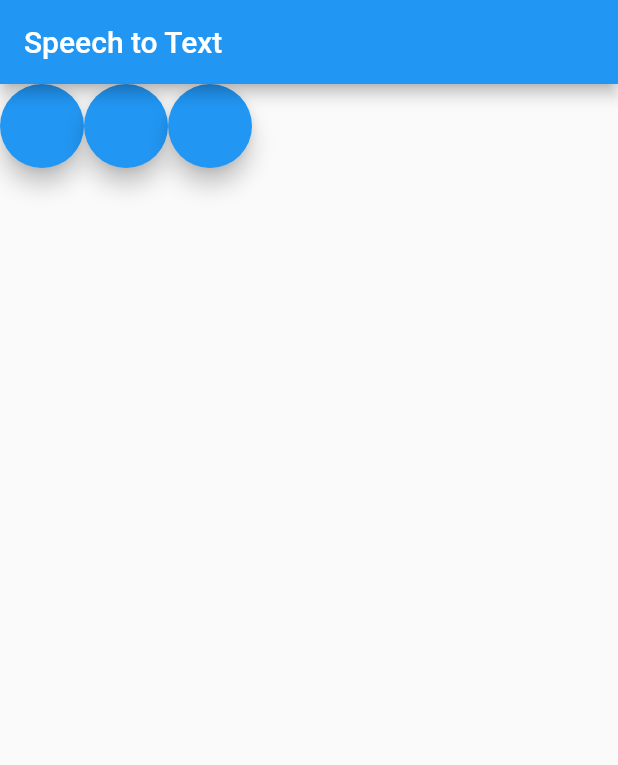
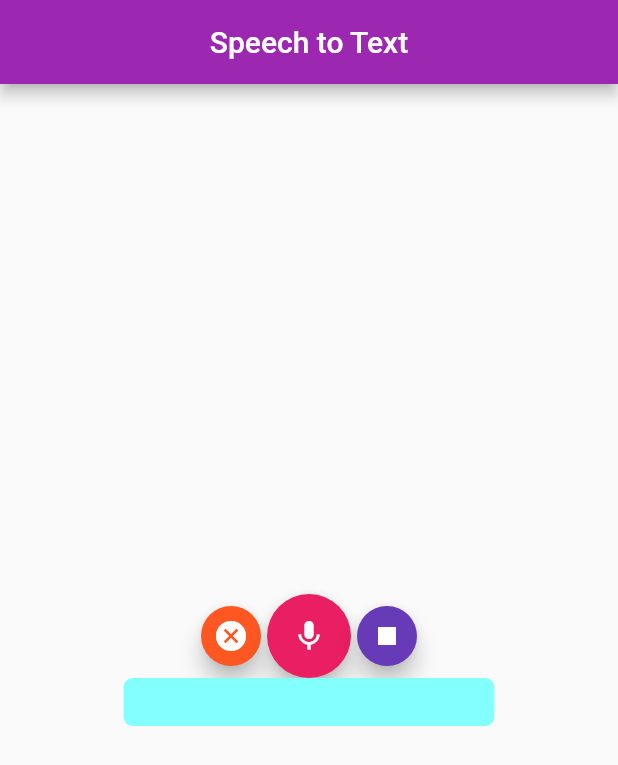
Before and after one commit to iamnotstatic/flutter_speech_to_text, a Flutter app: the screen it shows after launch, on a phone screen of 412 x 824 dp. Shown: the top 765 px of the screen. Run offline on Flutter 3.47's test engine with Material 2 defaults, Android fonts, the phone set to English and light mode, and no system bars; missing offline and left inert: speech_recognition.

Commit message:
UI updated

```diff
--- a/lib/main.dart
+++ b/lib/main.dart
@@ -57,23 +57,45 @@ class _VoiceHomeState extends State<VoiceHome> {
   Widget build(BuildContext context) {
     return Scaffold(
         appBar: AppBar(
+          centerTitle: true,
           title: Text('Speech to Text'),
+          backgroundColor: Colors.purple,
         ),
         body: Container(
           child: Column(
+            mainAxisAlignment: MainAxisAlignment.center,
+            crossAxisAlignment: CrossAxisAlignment.center,
             children: <Widget>[
               Row(
+                mainAxisAlignment: MainAxisAlignment.center,
                 children: <Widget>[
                   FloatingActionButton(
                     onPressed: () {},
+                    child: Icon(Icons.cancel),
+                    mini: true,
+                    backgroundColor: Colors.deepOrange,
                   ),
                   FloatingActionButton(
                     onPressed: () {},
+                    child: Icon(Icons.mic),
+                    backgroundColor: Colors.pink,
                   ),
                   FloatingActionButton(
                     onPressed: () {},
+                    mini: true,
+                    child: Icon(Icons.stop),
+                    backgroundColor: Colors.deepPurple,
                   )
                 ],
+              ),
+              Container(
+                width: MediaQuery.of(context).size.width * 0.6,
+                decoration: BoxDecoration(
+                  color: Colors.cyanAccent[100],
+                  borderRadius: BorderRadius.circular(6.0),
+                ),
+                padding: EdgeInsets.symmetric(vertical: 8.0, horizontal: 12.0),
+                child: Text(resultText),
               )
             ],
           ),
```
